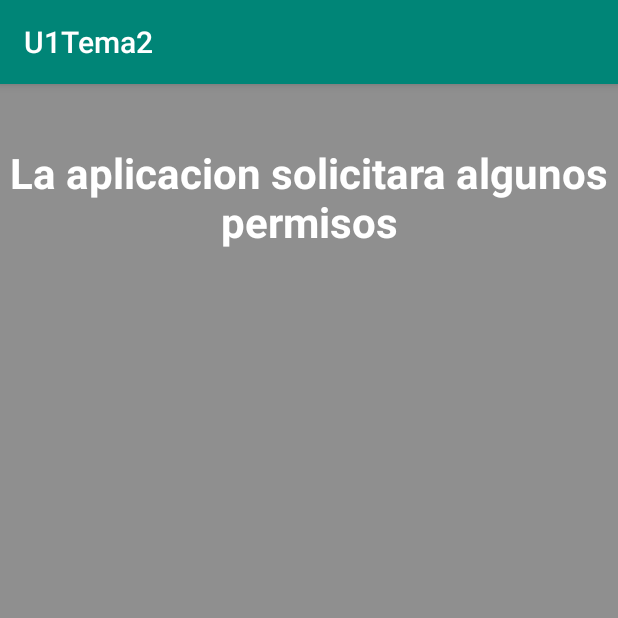
After one commit to LeydiHuallpa/U1_Tema2, an Android app: the Permisos screen opened directly, with no data from a screen before it, on a phone screen of 412 x 824 dp, the top half of it. The commit adds this screen. Run offline under Robolectric (Android 15) with nearby library versions, the phone set to English and light mode, and no system bars.

Commit message:
implementando permisos

```diff
--- a/app/src/main/java/com/example/u1tema2/MainActivity.java
+++ b/app/src/main/java/com/example/u1tema2/MainActivity.java
@@ -40,6 +40,10 @@ public class MainActivity extends AppCompatActivity {
             startActivity(new Intent(this, Multimedia.class));
             return true;
         }
+        if (id == R.id.activity_permisos) {
+            startActivity(new Intent(this, Permisos.class));
+            return true;
+        }
 
         if (id == R.id.activity_intenciones) {
             startActivity(new Intent(this, intenciones.class));
--- /dev/null
+++ b/app/src/main/res/layout/activity_permisos.xml
@@ -0,0 +1,19 @@
+<?xml version="1.0" encoding="utf-8"?>
+<LinearLayout xmlns:android="http://schemas.android.com/apk/res/android"
+    xmlns:tools="http://schemas.android.com/tools"
+    android:layout_width="match_parent"
+    android:layout_height="match_parent"
+    android:background="#8f8f8f"
+    android:gravity="top"
+    android:orientation="vertical">
+
+    <TextView
+        android:layout_width="match_parent"
+        android:layout_height="wrap_content"
+        android:layout_marginTop="40dp"
+        android:gravity="center"
+        android:text="La aplicacion solicitara algunos permisos"
+        android:textColor="#fff"
+        android:textSize="28sp"
+        android:textStyle="bold" />
+</LinearLayout>
```
Also changed, not shown: app/src/main/AndroidManifest.xml (+6 -3 lines), app/src/main/java/com/example/u1tema2/Permisos.java (added, +122 -0 lines).
